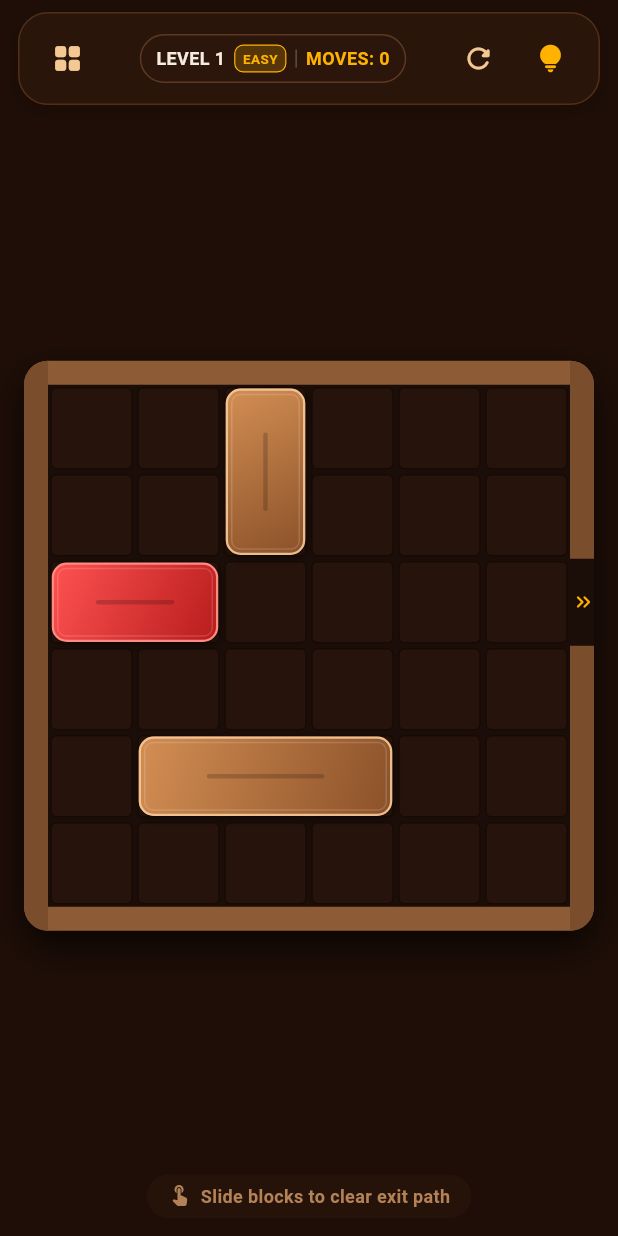
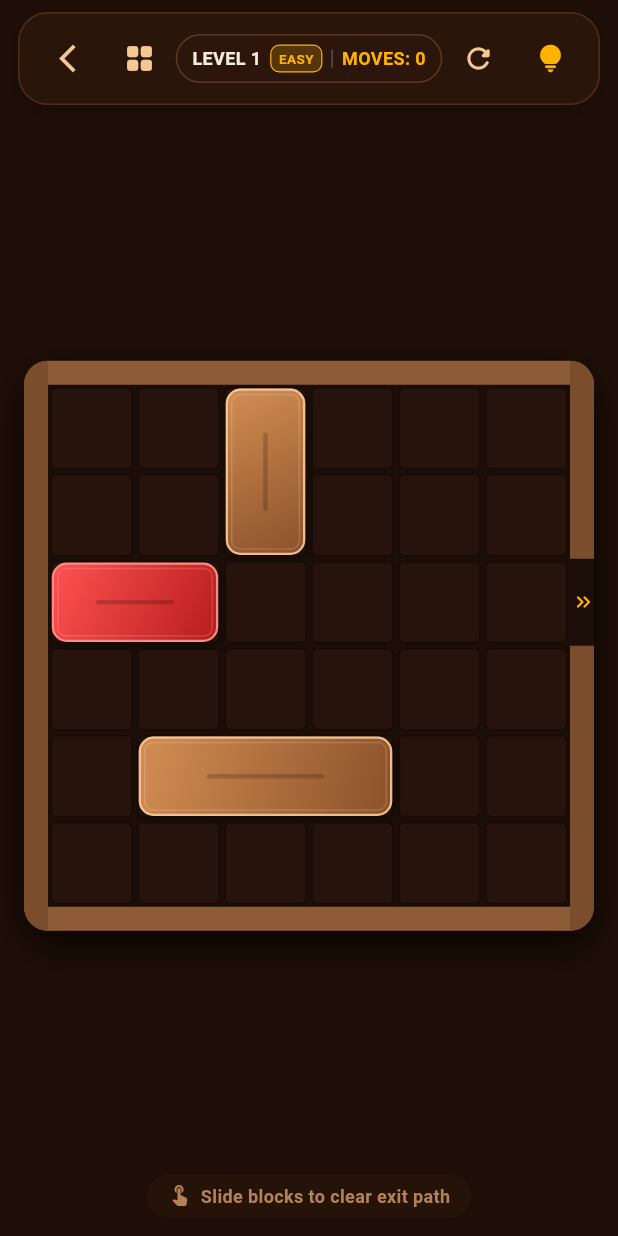
Before and after one commit to MdAshrafUllah/Wood-Escape, a Flutter app: the screen it shows after launch, after a tap on an icon or button, on a phone screen of 412 x 824 dp. Run offline on Flutter 3.47's test engine with Material 3 defaults, Android fonts, the phone set to English and light mode, and no system bars; our stand-ins replace flutter_riverpod, go_router.

Commit message:
- fix: Color and add back button from game screen

```diff
--- a/lib/core/theme/app_colors.dart
+++ b/lib/core/theme/app_colors.dart
@@ -28,6 +28,7 @@ class AppColors {
   static const Color accentMutedBrown = Color(0xFF6E5144);
   static const Color accentSlotBorder = Color(0xFF170A05);
   static const Color accentLightPeach = Color(0xFFF5C999);
+  static const Color splashTitleColor = Color(0xFFF5EBE1);
   static const Color accentSoftRed = Color(0xFFFF8A80);
   static const Color accentAmber = Color(0xFFFFC107);
   static const Color accentYellow = Color(0xFFFFFF00);
@@ -44,6 +45,10 @@ class AppColors {
   static const Color accentStandardBlockStart = Color(0xFFD38E53);
   static const Color accentStandardBlockEnd = Color(0xFF8B5129);
 
+  // Specific UI colors
+  static const Color woodGradientStart = Color(0xFFD38E53);
+  static const Color woodGradientEnd = Color(0xFF8B5129);
+  static const Color splashIconColor = Color(0xFFFFF3E0);
   // System Colors
   static const Color black = Color(0xFF000000);
   static const Color white = Color(0xFFFFFFFF);
--- a/lib/presentation/screens/game_screen/game_screen.dart
+++ b/lib/presentation/screens/game_screen/game_screen.dart
@@ -334,6 +334,16 @@ class _GameScreenState extends ConsumerState<GameScreen>
       ),
       child: Row(
         children: [
+          IconButton(
+            constraints: const BoxConstraints(),
+            padding: const EdgeInsets.all(8),
+            icon: const Icon(
+              Icons.arrow_back_ios_new,
+              color: AppColors.textPrimary,
+              size: 22,
+            ),
+            onPressed: () => context.go(AppRoutes.level),
+          ),
           IconButton(
             constraints: const BoxConstraints(),
             padding: const EdgeInsets.all(8),
--- a/lib/presentation/screens/home_screen/home_screen.dart
+++ b/lib/presentation/screens/home_screen/home_screen.dart
@@ -173,14 +173,10 @@ class HomeScreen extends ConsumerWidget {
       width: size,
       height: size,
       decoration: BoxDecoration(
-        gradient: const LinearGradient(
-          colors: [Color(0xFFD38E53), Color(0xFF8B5129)],
-          begin: Alignment.topLeft,
-          end: Alignment.bottomRight,
-        ),
+        gradient: AppColors.standardBlockGradient,
         borderRadius: BorderRadius.circular(size * 0.22),
         border: Border.all(
-          color: const Color(0xFFF5C999).withValues(alpha: 0.8),
+          color: AppColors.accentLightPeach.withValues(alpha: 0.8),
           width: 2.5,
         ),
         boxShadow: [
@@ -195,7 +191,7 @@ class HomeScreen extends ConsumerWidget {
         child: Icon(
           Icons.grid_view_rounded,
           size: iconSize,
-          color: const Color(0xFFFFF3E0),
+          color: AppColors.splashIconColor,
         ),
       ),
     );
--- a/lib/presentation/screens/splash_screen/splash_screen.dart
+++ b/lib/presentation/screens/splash_screen/splash_screen.dart
@@ -38,7 +38,7 @@ class _SplashScreenState extends State<SplashScreen>
 
     _controller.forward();
 
-    Future.delayed(const Duration(milliseconds: 1500), () {
+    Future.delayed(const Duration(seconds: 2), () {
       if (mounted) {
         context.go(AppRoutes.home);
       }
@@ -54,7 +54,7 @@ class _SplashScreenState extends State<SplashScreen>
   @override
   Widget build(BuildContext context) {
     return Scaffold(
-      backgroundColor: const Color(0xFF130A06), // Deep Wooden Background
+      backgroundColor: AppColors.primaryBackground,
       body: Stack(
         children: [
           // Background Gradient Overlay
@@ -63,7 +63,7 @@ class _SplashScreenState extends State<SplashScreen>
               gradient: RadialGradient(
                 center: Alignment.center,
                 radius: 0.9,
-                colors: [Color(0xFF2C160B), Color(0xFF130A06)],
+                colors: [AppColors.cardSurface, AppColors.primaryBackground],
               ),
             ),
           ),
@@ -82,14 +82,12 @@ class _SplashScreenState extends State<SplashScreen>
                       width: 110,
                       height: 110,
                       decoration: BoxDecoration(
-                        gradient: const LinearGradient(
-                          colors: [Color(0xFFD38E53), Color(0xFF8B5129)],
-                          begin: Alignment.topLeft,
-                          end: Alignment.bottomRight,
-                        ),
+                        gradient: AppColors.standardBlockGradient,
                         borderRadius: BorderRadius.circular(24),
                         border: Border.all(
-                          color: const Color(0xFFF5C999).withValues(alpha: 0.8),
+                          color: AppColors.accentLightPeach.withValues(
+                            alpha: 0.8,
+                          ),
                           width: 2.5,
                         ),
                         boxShadow: [
@@ -104,7 +102,7 @@ class _SplashScreenState extends State<SplashScreen>
                         child: Icon(
                           Icons.grid_view_rounded,
                           size: 56,
-                          color: Color(0xFFFFF3E0),
+                          color: AppColors.splashIconColor,
                         ),
                       ),
                     ),
@@ -117,7 +115,9 @@ class _SplashScreenState extends State<SplashScreen>
                         fontSize: 36,
                         fontWeight: FontWeight.bold,
                         letterSpacing: 2.0,
-                        color: Color(0xFFF5EBE1),
+                        color: Color(
+                          0xFFF5EBE1,
+                        ), // TODO: Add or use existing if matches (e.g. textPrimary or similar?)
                         shadows: [
                           Shadow(
                             color: AppColors.black,
@@ -136,7 +136,9 @@ class _SplashScreenState extends State<SplashScreen>
                         fontSize: 12,
                         fontWeight: FontWeight.w600,
                         letterSpacing: 4.0,
-                        color: const Color(0xFFD38E53).withValues(alpha: 0.9),
+                        color: AppColors.woodGradientStart.withValues(
+                          alpha: 0.9,
+                        ),
                       ),
                     ),
                   ],
@@ -158,7 +160,7 @@ class _SplashScreenState extends State<SplashScreen>
                   child: CircularProgressIndicator(
                     strokeWidth: 3,
                     valueColor: AlwaysStoppedAnimation<Color>(
-                      const Color(0xFFD38E53).withValues(alpha: 0.8),
+                      AppColors.woodGradientStart.withValues(alpha: 0.8),
                     ),
                   ),
                 ),
```
Also changed, not shown: lib/presentation/widgets/game_board_widget.dart (+23 -35 lines).
